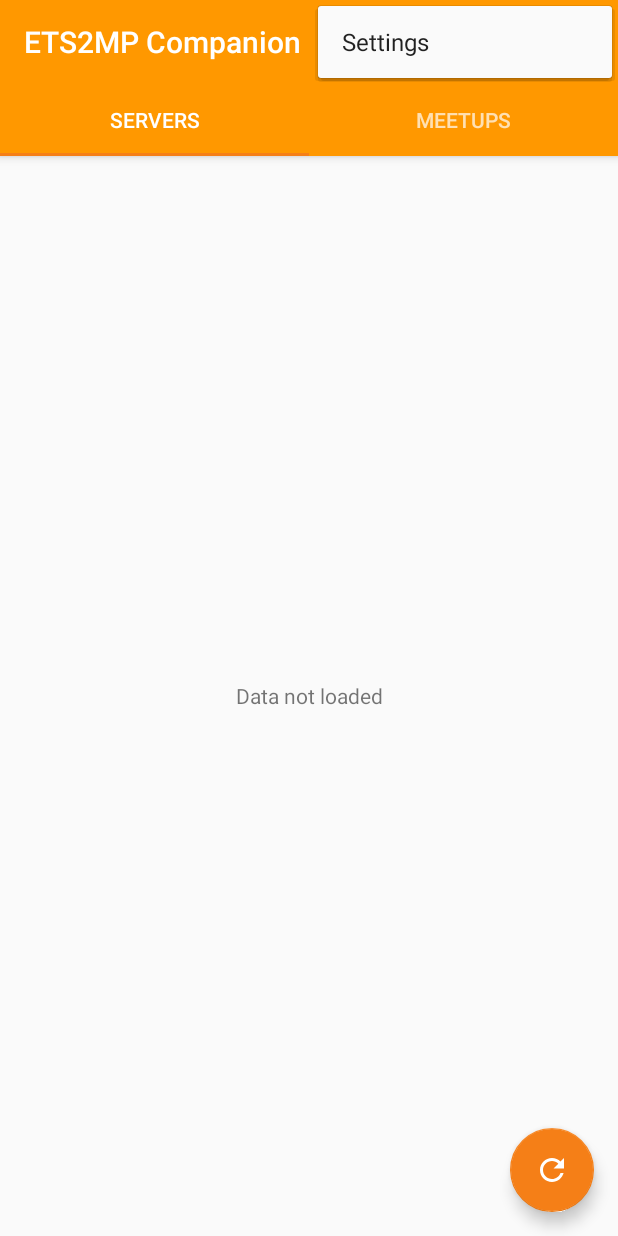
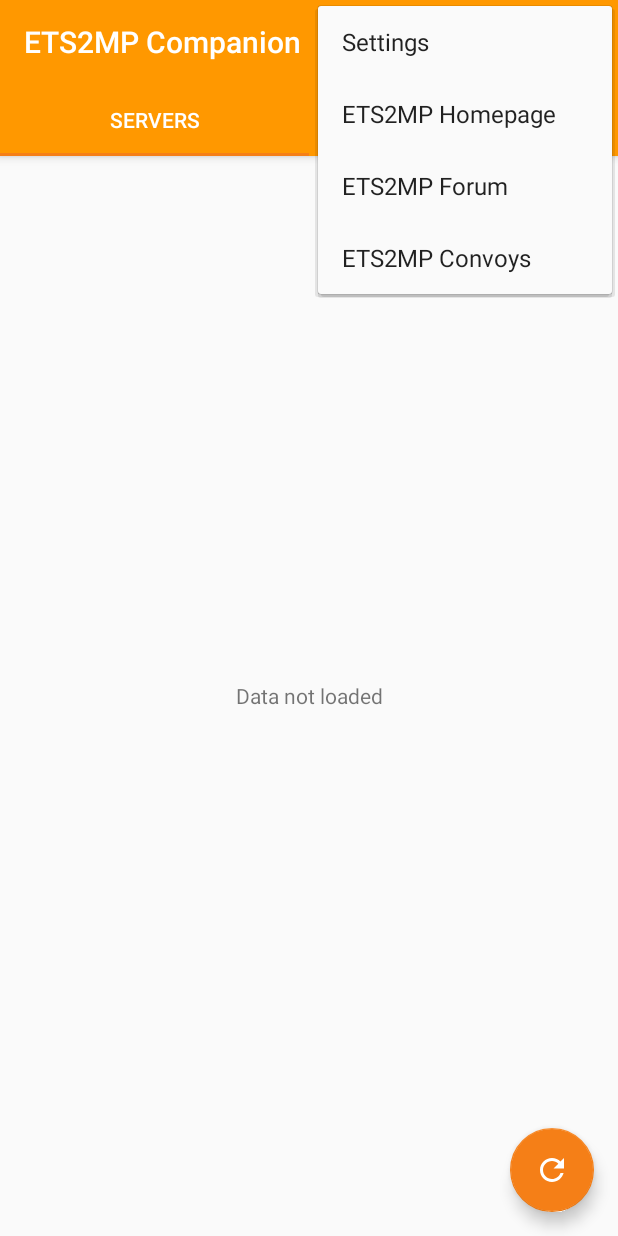
Before and after one commit to uruba/TruckApp, an Android app: the screen it shows after launch (MainActivity), with the options menu open, on a phone screen of 412 x 824 dp. Run offline under Robolectric (Android 15) with nearby library versions, the phone set to English and light mode, and no system bars; our stand-ins replace ButterKnife.

```diff
--- a/app/src/main/java/cz/uruba/ets2mpcompanion/constants/URL.java
+++ b/app/src/main/java/cz/uruba/ets2mpcompanion/constants/URL.java
@@ -4,4 +4,8 @@ public class URL {
     public static final String SERVER_LIST = "http://api.ets2mp.com/servers/";
     public static final String GAME_TIME = "http://api.ets2mp.com/game_time/";
     public static final String MEETUP_LIST = "http://ets2c.com/";
+
+    public static final String ETS2MP_HOMEPAGE = "http://ets2mp.com";
+    public static final String ETS2MP_FORUM = "https://forum.ets2mp.com/";
+    public static final String ETS2MP_CONVOYS = MEETUP_LIST;
 }
--- /dev/null
+++ b/app/src/main/res/drawable/ic_globe_24dp.xml
@@ -0,0 +1,9 @@
+<vector xmlns:android="http://schemas.android.com/apk/res/android"
+        android:width="24dp"
+        android:height="24dp"
+        android:viewportWidth="24.0"
+        android:viewportHeight="24.0">
+    <path
+        android:fillColor="#FF000000"
+        android:pathData="M11.99,2C6.47,2 2,6.48 2,12s4.47,10 9.99,10C17.52,22 22,17.52 22,12S17.52,2 11.99,2zm6.93,6h-2.95c-0.32,-1.25 -0.78,-2.45 -1.38,-3.56 1.84,0.63 3.37,1.91 4.33,3.56zM12,4.04c0.83,1.2 1.48,2.53 1.91,3.96h-3.82c0.43,-1.43 1.08,-2.76 1.91,-3.96zM4.26,14C4.1,13.36 4,12.69 4,12s0.1,-1.36 0.26,-2h3.38c-0.08,0.66 -0.14,1.32 -0.14,2 0,0.68 0.06,1.34 0.14,2H4.26zm0.82,2h2.95c0.32,1.25 0.78,2.45 1.38,3.56 -1.84,-0.63 -3.37,-1.9 -4.33,-3.56zm2.95,-8H5.08c0.96,-1.66 2.49,-2.93 4.33,-3.56C8.81,5.55 8.35,6.75 8.03,8zM12,19.96c-0.83,-1.2 -1.48,-2.53 -1.91,-3.96h3.82c-0.43,1.43 -1.08,2.76 -1.91,3.96zM14.34,14H9.66c-0.09,-0.66 -0.16,-1.32 -0.16,-2 0,-0.68 0.07,-1.35 0.16,-2h4.68c0.09,0.65 0.16,1.32 0.16,2 0,0.68 -0.07,1.34 -0.16,2zm0.25,5.56c0.6,-1.11 1.06,-2.31 1.38,-3.56h2.95c-0.96,1.65 -2.49,2.93 -4.33,3.56zM16.36,14c0.08,-0.66 0.14,-1.32 0.14,-2 0,-0.68 -0.06,-1.34 -0.14,-2h3.38c0.16,0.64 0.26,1.31 0.26,2s-0.1,1.36 -0.26,2h-3.38z"/>
+</vector>
--- /dev/null
+++ b/app/src/main/res/drawable/ic_settings_24dp.xml
@@ -0,0 +1,9 @@
+<vector xmlns:android="http://schemas.android.com/apk/res/android"
+        android:width="24dp"
+        android:height="24dp"
+        android:viewportWidth="24.0"
+        android:viewportHeight="24.0">
+    <path
+        android:fillColor="#FF000000"
+        android:pathData="M19.43,12.98c0.04,-0.32 0.07,-0.64 0.07,-0.98s-0.03,-0.66 -0.07,-0.98l2.11,-1.65c0.19,-0.15 0.24,-0.42 0.12,-0.64l-2,-3.46c-0.12,-0.22 -0.39,-0.3 -0.61,-0.22l-2.49,1c-0.52,-0.4 -1.08,-0.73 -1.69,-0.98l-0.38,-2.65C14.46,2.18 14.25,2 14,2h-4c-0.25,0 -0.46,0.18 -0.49,0.42l-0.38,2.65c-0.61,0.25 -1.17,0.59 -1.69,0.98l-2.49,-1c-0.23,-0.09 -0.49,0 -0.61,0.22l-2,3.46c-0.13,0.22 -0.07,0.49 0.12,0.64l2.11,1.65c-0.04,0.32 -0.07,0.65 -0.07,0.98s0.03,0.66 0.07,0.98l-2.11,1.65c-0.19,0.15 -0.24,0.42 -0.12,0.64l2,3.46c0.12,0.22 0.39,0.3 0.61,0.22l2.49,-1c0.52,0.4 1.08,0.73 1.69,0.98l0.38,2.65c0.03,0.24 0.24,0.42 0.49,0.42h4c0.25,0 0.46,-0.18 0.49,-0.42l0.38,-2.65c0.61,-0.25 1.17,-0.59 1.69,-0.98l2.49,1c0.23,0.09 0.49,0 0.61,-0.22l2,-3.46c0.12,-0.22 0.07,-0.49 -0.12,-0.64l-2.11,-1.65zM12,15.5c-1.93,0 -3.5,-1.57 -3.5,-3.5s1.57,-3.5 3.5,-3.5 3.5,1.57 3.5,3.5 -1.57,3.5 -3.5,3.5z"/>
+</vector>
--- a/app/src/main/res/menu/menu_main.xml
+++ b/app/src/main/res/menu/menu_main.xml
@@ -4,6 +4,20 @@
 
     <item android:id="@+id/settings"
         android:title="@string/action_settings"
+        android:icon="@drawable/ic_settings_24dp"
+        app:showAsAction="never" />
+
+    <item android:id="@+id/link_ets2mp_home"
+        android:title="@string/action_ets2mp_home"
+        android:icon="@drawable/ic_globe_24dp"
+        app:showAsAction="never" />
+    <item android:id="@+id/link_ets2mp_forum"
+        android:title="@string/action_ets2mp_forum"
+        android:icon="@drawable/ic_globe_24dp"
+        app:showAsAction="never" />
+    <item android:id="@+id/link_ets2mp_convoys"
+        android:title="@string/action_ets2mp_convoys"
+        android:icon="@drawable/ic_globe_24dp"
         app:showAsAction="never" />
 
 </menu>
--- a/app/src/main/res/values/strings.xml
+++ b/app/src/main/res/values/strings.xml
@@ -60,4 +60,7 @@
     <string name="settings_category_general">General</string>
     <string name="settings_title_display_server_time">Game time label</string>
     <string name="settings_summary_display_server_time">Display the game time on the SERVERS tab</string>
+    <string name="action_ets2mp_home">ETS2MP Homepage</string>
+    <string name="action_ets2mp_forum">ETS2MP Forum</string>
+    <string name="action_ets2mp_convoys">ETS2MP Convoys</string>
 </resources>
```
Also changed, not shown: app/src/main/AndroidManifest.xml (+10 -1 lines), app/src/main/java/cz/uruba/ets2mpcompanion/MainActivity.java (+41 -1 lines), app/src/main/java/cz/uruba/ets2mpcompanion/MeetupDetailActivity.java (+10 -75 lines), app/src/main/java/cz/uruba/ets2mpcompanion/WebViewActivity.java (added, +31 -0 lines), app/src/main/java/cz/uruba/ets2mpcompanion/interfaces/AbstractWebViewActivity.java (added, +90 -0 lines), app/src/main/res/layout/activity_webview.xml (renamed from app/src/main/res/layout/activity_meetup_detail.xml).
